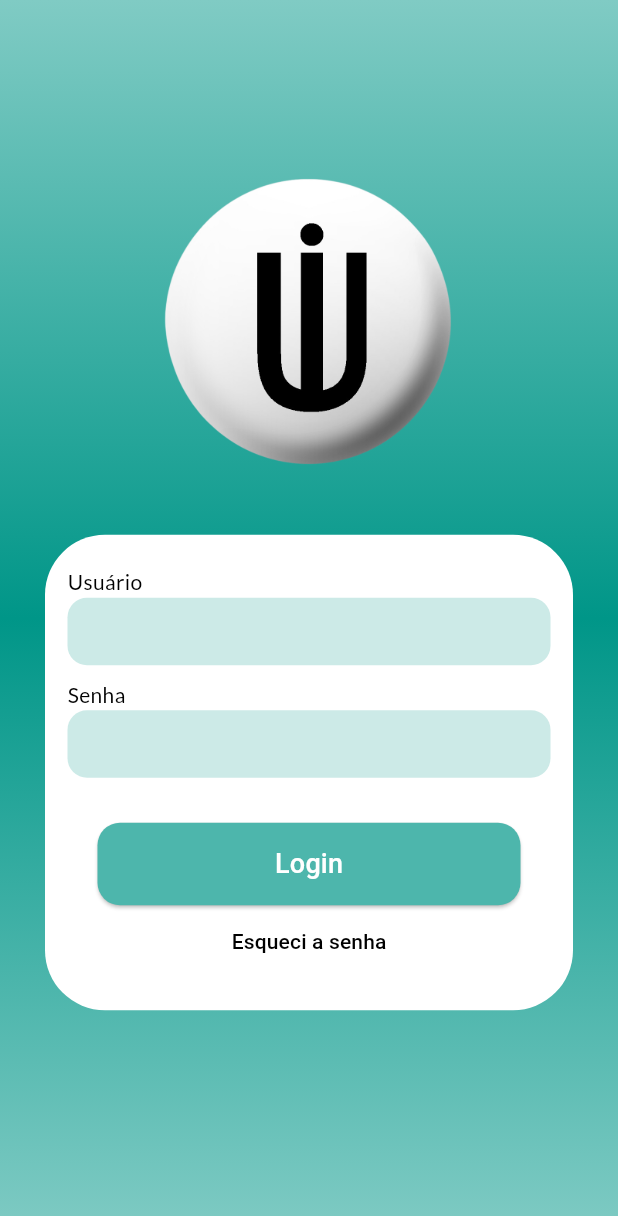
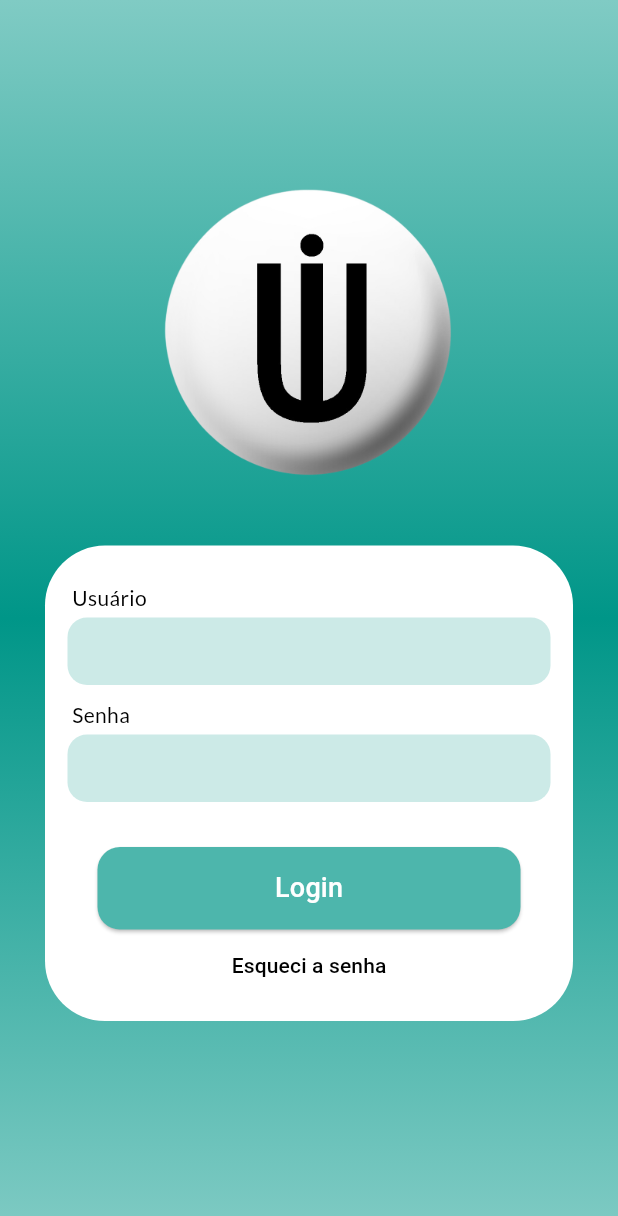
Before and after one commit to MedeirosWesley/uit_app, a Flutter app: the screen it shows after launch, on a phone screen of 412 x 824 dp. Shown: the top 1216 px of the screen. Run offline on Flutter 3.47's test engine with Material 2 defaults, Android fonts, the light colour scheme and no system bars; our stand-ins replace fl_chart, google_fonts, persistent_bottom_nav_bar, syncfusion_flutter_calendar; missing offline and left inert: syncfusion_localizations.

Commit message:
Correção de bugs

```diff
--- a/lib/consts.dart
+++ b/lib/consts.dart
@@ -22,7 +22,7 @@ TextStyle defaultTextStyleInput = GoogleFonts.lato(
 TextStyle textStyleInput = GoogleFonts.lato(
     color: Colors.black,
     fontWeight: FontWeight.bold,
-    fontSize: 26,
+    fontSize: 24,
     decoration: TextDecoration.none);
 TextStyle defaultTextStyleUserTitle = GoogleFonts.lato(
     color: Colors.white, fontSize: 14, decoration: TextDecoration.none);
--- a/lib/login/login_page.dart
+++ b/lib/login/login_page.dart
@@ -13,11 +13,15 @@ class LoginPage extends StatefulWidget {
 }
 
 class _LoginPageState extends State<LoginPage> {
+  TextEditingController controllerUser = TextEditingController();
+  TextEditingController controllerPassword = TextEditingController();
+
   @override
   Widget build(BuildContext context) {
     Size size = MediaQuery.of(context).size;
     return Scaffold(
       body: Container(
+        height: size.height,
         decoration: BoxDecoration(
             gradient: LinearGradient(
                 begin: Alignment.topCenter,
@@ -27,38 +31,49 @@ class _LoginPageState extends State<LoginPage> {
               Colors.teal,
               Colors.teal.shade200
             ])),
+        child: SingleChildScrollView(
           child: Column(
             crossAxisAlignment: CrossAxisAlignment.center,
             mainAxisAlignment: MainAxisAlignment.center,
             children: [
-            SizedBox(
+              Padding(
+                padding: EdgeInsets.only(top: size.height / 7),
+                child: SizedBox(
                     height: size.height / 4,
                     width: size.height / 3.5,
                     child: Image.asset('assets/uit_logo.png')),
+              ),
               Container(
-              margin: const EdgeInsets.symmetric(vertical: 40, horizontal: 30),
+                margin:
+                    const EdgeInsets.symmetric(vertical: 40, horizontal: 30),
                 padding: const EdgeInsets.all(15),
                 decoration: BoxDecoration(
-                  color: Colors.white, borderRadius: BorderRadius.circular(40)),
+                    color: Colors.white,
+                    borderRadius: BorderRadius.circular(40)),
                 height: size.height / 2.6,
                 width: size.width,
                 child: Column(
                   crossAxisAlignment: CrossAxisAlignment.start,
                   mainAxisAlignment: MainAxisAlignment.center,
                   children: [
-                  Text(
+                    Padding(
+                      padding:
+                          const EdgeInsets.only(top: 10.0, bottom: 3, left: 3),
+                      child: Text(
                         'Usuário',
                         style: defaultTextStyleBold,
                       ),
-                  _customTextField(TextEditingController(), false),
-                  const SizedBox(
-                    height: 10,
                     ),
-                  Text(
+                    _customTextField(controllerUser, false),
+                    Padding(
+                      padding:
+                          const EdgeInsets.only(top: 10.0, bottom: 3, left: 3),
+                      child: Text(
                         'Senha',
                         style: defaultTextStyleBold,
                       ),
-                  _customTextField(TextEditingController(), true),
+                    ),
+                    _customTextField(controllerPassword, true),
                     Padding(
                       padding:
                           const EdgeInsets.only(top: 30.0, left: 20, right: 20),
@@ -115,13 +130,14 @@ class _LoginPageState extends State<LoginPage> {
             ],
           ),
         ),
+      ),
     );
   }
 
   Widget _customTextField(TextEditingController controller, bool obscure) {
     return Container(
       height: 45,
-      padding: const EdgeInsets.only(left: 8),
+      padding: const EdgeInsets.only(left: 8, bottom: 5),
       constraints: const BoxConstraints(maxWidth: 400),
       decoration: BoxDecoration(
           color: Colors.teal.withOpacity(.2),
@@ -130,7 +146,10 @@ class _LoginPageState extends State<LoginPage> {
         decoration: const InputDecoration(border: InputBorder.none),
         controller: controller,
         obscureText: obscure,
-        style: const TextStyle(fontSize: 20),
+        style: const TextStyle(
+            fontSize: 18,
+            decoration: TextDecoration.none,
+            fontWeight: FontWeight.w400),
       ),
     );
   }
--- a/lib/main.dart
+++ b/lib/main.dart
@@ -1,10 +1,7 @@
-import 'package:app_uit/home/home_page.dart';
 import 'package:app_uit/login/login_page.dart';
 import 'package:flutter/material.dart';
 import 'package:flutter_localizations/flutter_localizations.dart';
 import 'package:syncfusion_localizations/syncfusion_localizations.dart';
-
-import 'home/student_home_page.dart';
 
 void main() {
   runApp(const MyApp());
@@ -13,7 +10,6 @@ void main() {
 class MyApp extends StatelessWidget {
   const MyApp({Key? key}) : super(key: key);
 
-  // This widget is the root of your application.
   @override
   Widget build(BuildContext context) {
     return MaterialApp(
@@ -28,7 +24,7 @@ class MyApp extends StatelessWidget {
         Locale('en'),
       ],
       locale: const Locale('pt', 'BR'),
-      title: 'Flutter Demo',
+      title: 'UIT',
       debugShowCheckedModeBanner: false,
       theme: ThemeData(
         useMaterial3: true,
--- a/lib/presence_lauch/presence_page.dart
+++ b/lib/presence_lauch/presence_page.dart
@@ -88,7 +88,9 @@ class _PresencePageState extends State<PresencePage> {
                 ),
                 backgroundColor:
                     MaterialStateProperty.all<Color>(Colors.teal.shade300)),
-            onPressed: () {},
+            onPressed: () {
+              Navigator.pop(context);
+            },
             child: const Text(
               'Salvar',
               style: TextStyle(color: Colors.white, fontSize: 18),
--- a/lib/user/user_page.dart
+++ b/lib/user/user_page.dart
@@ -226,7 +226,9 @@ class UserPage extends StatelessWidget {
                               ),
                               backgroundColor: MaterialStateProperty.all<Color>(
                                   Colors.teal.shade300)),
-                          onPressed: () {},
+                          onPressed: () {
+                            Navigator.pop(context);
+                          },
                           child: const Text(
                             'Salvar',
                             style: TextStyle(color: Colors.white, fontSize: 18),
```
Also changed, not shown: lib/grade_teacher/grade_teacher_page.dart (+6 -10 lines), lib/home/student_home_page.dart (+13 -3 lines), lib/home/teacher_home_page.dart (+13 -3 lines), lib/protocols/protocol_page.dart (+74 -70 lines), 1 other file. Lines whose indentation alone changed are shown as unchanged.
